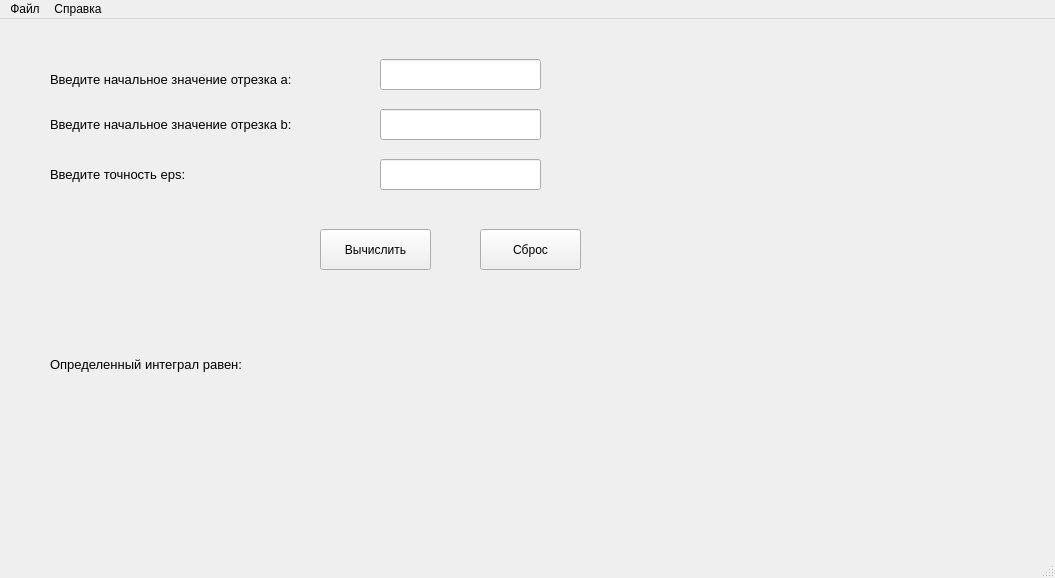
The window that individual/task_7/main_window.ui (Calrission/MIIGAIK-BasicsOfProgramming) describes before a commit, drawn with Qt 5.
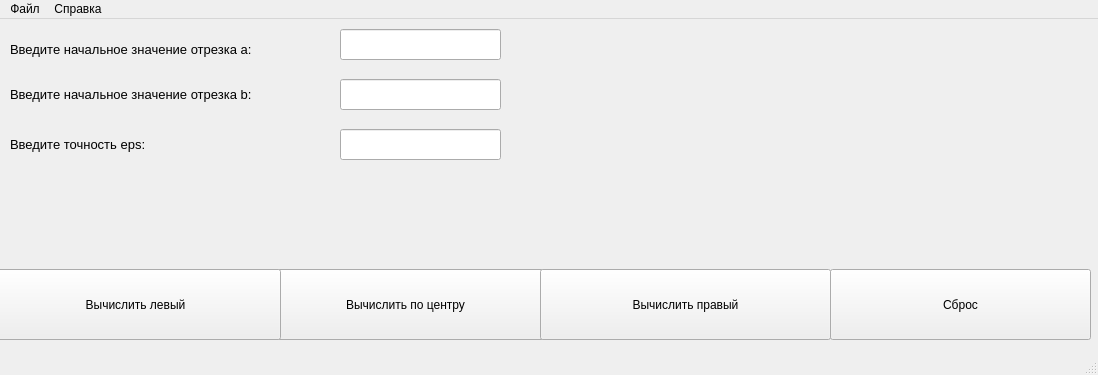
The same window after the commit.

What changed in the file:
```diff
--- a/individual/task_7/main_window.ui
+++ b/individual/task_7/main_window.ui
@@ -6,10 +6,28 @@
    <rect>
     <x>0</x>
     <y>0</y>
-    <width>1055</width>
-    <height>578</height>
+    <width>1098</width>
+    <height>375</height>
    </rect>
   </property>
+  <property name="sizePolicy">
+   <sizepolicy hsizetype="Fixed" vsizetype="Fixed">
+    <horstretch>0</horstretch>
+    <verstretch>0</verstretch>
+   </sizepolicy>
+  </property>
+  <property name="minimumSize">
+   <size>
+    <width>1098</width>
+    <height>375</height>
+   </size>
+  </property>
+  <property name="maximumSize">
+   <size>
+    <width>1098</width>
+    <height>375</height>
+   </size>
+  </property>
   <property name="windowTitle">
    <string>MainWindow</string>
   </property>
@@ -17,8 +35,8 @@
    <widget class="QLabel" name="label">
     <property name="geometry">
      <rect>
-      <x>50</x>
-      <y>40</y>
+      <x>10</x>
+      <y>10</y>
       <width>321</width>
       <height>41</height>
      </rect>
@@ -35,8 +53,8 @@
    <widget class="QLabel" name="label_2">
     <property name="geometry">
      <rect>
-      <x>50</x>
-      <y>90</y>
+      <x>10</x>
+      <y>60</y>
       <width>321</width>
       <height>31</height>
      </rect>
@@ -53,8 +71,8 @@
    <widget class="QLabel" name="label_3">
     <property name="geometry">
      <rect>
-      <x>50</x>
-      <y>140</y>
+      <x>10</x>
+      <y>110</y>
       <width>181</width>
       <height>31</height>
      </rect>
@@ -71,8 +89,8 @@
    <widget class="QLineEdit" name="lineEdit">
     <property name="geometry">
      <rect>
-      <x>380</x>
-      <y>40</y>
+      <x>340</x>
+      <y>10</y>
       <width>161</width>
       <height>31</height>
      </rect>
@@ -81,8 +99,8 @@
    <widget class="QLineEdit" name="lineEdit_2">
     <property name="geometry">
      <rect>
-      <x>380</x>
-      <y>90</y>
+      <x>340</x>
+      <y>60</y>
       <width>161</width>
       <height>31</height>
      </rect>
@@ -91,8 +109,8 @@
    <widget class="QLineEdit" name="lineEdit_3">
     <property name="geometry">
      <rect>
-      <x>380</x>
-      <y>140</y>
+      <x>340</x>
+      <y>110</y>
       <width>161</width>
       <height>31</height>
      </rect>
@@ -101,52 +119,34 @@
    <widget class="QPushButton" name="pushButton">
     <property name="geometry">
      <rect>
-      <x>320</x>
-      <y>210</y>
-      <width>111</width>
-      <height>41</height>
+      <x>260</x>
+      <y>250</y>
+      <width>291</width>
+      <height>71</height>
      </rect>
     </property>
     <property name="text">
-     <string>Вычислить</string>
+     <string>Вычислить по центру</string>
     </property>
    </widget>
    <widget class="QPushButton" name="pushButton_2">
     <property name="geometry">
      <rect>
-      <x>480</x>
-      <y>210</y>
-      <width>101</width>
-      <height>41</height>
-     </rect>
-    </property>
-    <property name="text">
-     <string>Сброс</string>
-    </property>
-   </widget>
-   <widget class="QLabel" name="label_4">
-    <property name="geometry">
-     <rect>
-      <x>50</x>
-      <y>330</y>
+      <x>830</x>
+      <y>250</y>
       <width>261</width>
-      <height>31</height>
+      <height>71</height>
      </rect>
     </property>
-    <property name="font">
-     <font>
-      <pointsize>10</pointsize>
-     </font>
-    </property>
     <property name="text">
-     <string>Определенный интеграл равен:</string>
+     <string>Сброс</string>
     </property>
    </widget>
    <widget class="QLabel" name="label_5">
     <property name="geometry">
      <rect>
-      <x>340</x>
-      <y>300</y>
+      <x>10</x>
+      <y>150</y>
       <width>231</width>
       <height>91</height>
      </rect>
@@ -163,8 +163,8 @@
    <widget class="QLabel" name="label_6">
     <property name="geometry">
      <rect>
-      <x>700</x>
-      <y>30</y>
+      <x>740</x>
+      <y>0</y>
       <width>341</width>
       <height>200</height>
      </rect>
@@ -176,13 +176,39 @@
      <bool>true</bool>
     </property>
    </widget>
+   <widget class="QPushButton" name="pushButton_3">
+    <property name="geometry">
+     <rect>
+      <x>-10</x>
+      <y>250</y>
+      <width>291</width>
+      <height>71</height>
+     </rect>
+    </property>
+    <property name="text">
+     <string>Вычислить левый</string>
+    </property>
+   </widget>
+   <widget class="QPushButton" name="pushButton_4">
+    <property name="geometry">
+     <rect>
+      <x>540</x>
+      <y>250</y>
+      <width>291</width>
+      <height>71</height>
+     </rect>
+    </property>
+    <property name="text">
+     <string>Вычислить правый</string>
+    </property>
+   </widget>
   </widget>
   <widget class="QMenuBar" name="menubar">
    <property name="geometry">
     <rect>
      <x>0</x>
      <y>0</y>
-     <width>1055</width>
+     <width>1098</width>
      <height>26</height>
     </rect>
    </property>
```
